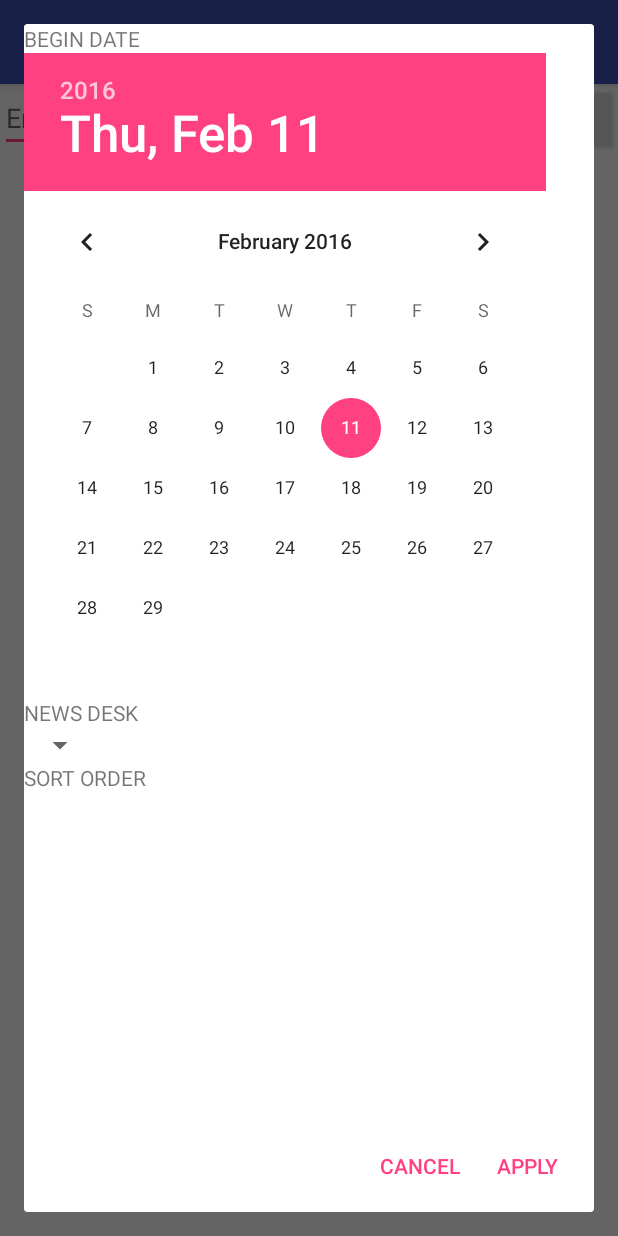
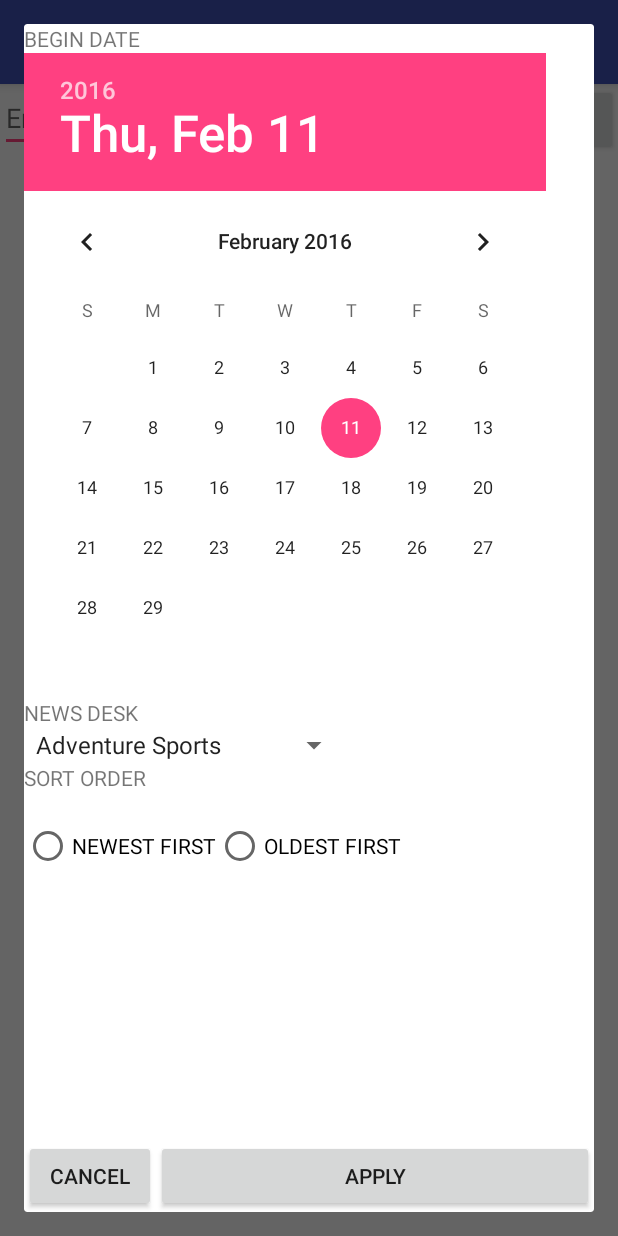
Before and after one commit to nidhik/NYTSearch, an Android app: the screen it shows after launch (SearchActivity), in the options menu, after a tap on "Settings", on a phone screen of 412 x 824 dp. Run offline under Robolectric (Android 15) with nearby library versions, the phone set to English and light mode, and no system bars; our stand-ins replace Picasso; libraries missing offline, so code that uses them is left out: com.loopj.android, cz.msebera.android; pictures from the network do not load; 6 statements that could not run were skipped.

Commit message:
Add apply and cancel button to fragment

```diff
--- a/app/src/main/java/com/spitfireathlete/nidhi/nytsearch/SearchActivity.java
+++ b/app/src/main/java/com/spitfireathlete/nidhi/nytsearch/SearchActivity.java
@@ -37,6 +37,8 @@ public class SearchActivity extends AppCompatActivity {
 
     private static final String NYT_API_KEY = "14886966169991e54b1a4710491c9efc:4:74352748";
     private static final String NYT_SEARCH_URL = "http://api.nytimes.com/svc/search/v2/articlesearch.json";
+
+    private SettingsFragment settings;
 
     @Override
     protected void onCreate(Bundle savedInstanceState) {
@@ -94,8 +96,8 @@ public class SearchActivity extends AppCompatActivity {
 
     public void showSettings() {
         android.support.v4.app.FragmentTransaction ft = getSupportFragmentManager().beginTransaction();
-        SettingsFragment settings = new SettingsFragment();
-        settings.show(ft, "SETTINGS");
+        settings = new SettingsFragment();
+        settings.show(ft, "FILTERS");
 
     }
 
@@ -105,6 +107,15 @@ public class SearchActivity extends AppCompatActivity {
         String query = etQuery.getText().toString();
         searchFor(query);
 
+    }
+
+    public void handleApplyFiltersClicked (View view){
+        Log.i("INFO", "apply filters");
+    }
+
+    public void handleCancelFiltersClicked (View view){
+        Log.i("INFO", "apply filters");
+        settings.dismiss();
     }
 
     private void searchFor(String query) {
--- a/app/src/main/java/com/spitfireathlete/nidhi/nytsearch/SettingsFragment.java
+++ b/app/src/main/java/com/spitfireathlete/nidhi/nytsearch/SettingsFragment.java
@@ -1,40 +1,50 @@
 package com.spitfireathlete.nidhi.nytsearch;
 
-import android.app.Dialog;
-import android.content.DialogInterface;
 import android.os.Bundle;
-import android.support.annotation.NonNull;
+import android.support.annotation.Nullable;
 import android.support.v4.app.DialogFragment;
-import android.support.v7.app.AlertDialog;
 import android.view.LayoutInflater;
+import android.view.View;
+import android.view.ViewGroup;
+import android.widget.ArrayAdapter;
+import android.widget.Spinner;
 
 /**
  * Created by nidhikulkarni on 2/9/16.
  */
 public class SettingsFragment extends DialogFragment {
 
-    @NonNull
+    private Spinner newsDeskSpinner;
+
+
+    public SettingsFragment () {
+
+    }
+
+
     @Override
-    public Dialog onCreateDialog(Bundle savedInstanceState) {
-        AlertDialog.Builder builder = new AlertDialog.Builder(getActivity());
-        // Get the layout inflater
-        LayoutInflater inflater = getActivity().getLayoutInflater();
+    public View onCreateView(LayoutInflater inflater, ViewGroup container,
+                             Bundle savedInstanceState) {
+        super.onCreateView(inflater, container, savedInstanceState);
 
-        // Inflate and set the layout for the dialog
-        // Pass null as the parent view because its going in the dialog layout
-        builder.setView(inflater.inflate(R.layout.fragment_settings, null))
-                // Add action buttons
-                .setPositiveButton("APPLY", new DialogInterface.OnClickListener() {
-                    @Override
-                    public void onClick(DialogInterface dialog, int id) {
-                        // sign in the user ...
-                    }
-                })
-                .setNegativeButton("Cancel", new DialogInterface.OnClickListener() {
-                    public void onClick(DialogInterface dialog, int id) {
-                        SettingsFragment.this.getDialog().cancel();
-                    }
-                });
-        return builder.create();
+        View view = inflater.inflate(R.layout.fragment_settings, container, false);
+
+
+        return view;
     }
+
+    @Override
+    public void onViewCreated(View view, @Nullable Bundle savedInstanceState) {
+        super.onViewCreated(view, savedInstanceState);
+        newsDeskSpinner = (Spinner) view.findViewById(R.id.spinner);
+        ArrayAdapter<CharSequence> adapter = ArrayAdapter.createFromResource(this.getContext(), R.array.newsdesk_array, android.R.layout.simple_spinner_item);
+        adapter.setDropDownViewResource(android.R.layout.simple_spinner_dropdown_item);
+        newsDeskSpinner.setAdapter(adapter);
+        getDialog().setTitle("Search Filters");
+
+    }
+
+
+
+
 }
--- a/app/src/main/res/layout/fragment_settings.xml
+++ b/app/src/main/res/layout/fragment_settings.xml
@@ -57,7 +57,39 @@
         android:layout_alignParentLeft="true"
         android:layout_alignParentStart="true"
         android:layout_alignParentBottom="true"
-        android:layout_marginBottom="20dp">
-        </RadioGroup>
+        android:layout_marginBottom="20dp"
+        android:orientation="horizontal"
+        android:id="@+id/rgSortOrder">
+        <RadioButton
+            android:layout_width="wrap_content"
+            android:layout_height="wrap_content"
+            android:text="NEWEST FIRST" />
+        <RadioButton
+            android:layout_width="wrap_content"
+            android:layout_height="wrap_content"
+            android:text="OLDEST FIRST"/>
+    </RadioGroup>
+
+
+    <Button
+        android:layout_width="wrap_content"
+        android:layout_height="wrap_content"
+        android:text="Apply"
+        android:id="@+id/btnApply"
+        android:layout_toRightOf="@+id/btnCancel"
+        android:layout_toEndOf="@+id/btnCancel"
+        android:layout_alignTop="@+id/btnCancel"
+        android:layout_alignParentRight="true"
+        android:layout_alignParentEnd="true"
+
+
+        android:onClick="handleApplyFiltersClicked"/>
+    <Button
+        android:layout_width="wrap_content"
+        android:layout_height="wrap_content"
+        android:text="Cancel"
+        android:id="@+id/btnCancel"
+        android:layout_alignParentBottom="true"
+        android:onClick="handleCancelFiltersClicked"/>
 
 </RelativeLayout>
--- /dev/null
+++ b/app/src/main/res/values/news_desk_values.xml
@@ -0,0 +1,119 @@
+<?xml version="1.0" encoding="utf-8"?>
+<resources>
+
+    <string-array name="newsdesk_array">
+
+        <item>Adventure Sports</item>
+        <item>Arts &amp; Leisure</item>
+        <item>Arts</item>
+        <item>Automobiles</item>
+        <item>Blogs</item>
+        <item>Books</item>
+        <item>Booming</item>
+        <item>Business Day</item>
+        <item>Business</item>
+        <item>Cars</item>
+        <item>Circuits</item>
+        <item>Classifieds</item>
+        <item>Connecticut</item>
+        <item>Crosswords &amp; Games</item>
+        <item>Culture</item>
+        <item>DealBook</item>
+        <item>Dining</item>
+        <item>Editorial</item>
+        <item>Education</item>
+        <item>Energy</item>
+        <item>Entrepreneurs</item>
+        <item>Environment</item>
+        <item>Escapes</item>
+        <item>Fashion &amp; Style</item>
+        <item>Fashion</item>
+        <item>Favorites</item>
+        <item>Financial</item>
+        <item>Flight</item>
+        <item>Food</item>
+        <item>Foreign</item>
+        <item>Generations</item>
+        <item>Giving</item>
+        <item>Global Home</item>
+        <item>Health &amp; Fitness</item>
+        <item>Health</item>
+        <item>Home &amp; Garden</item>
+        <item>Home</item>
+        <item>Jobs</item>
+        <item>Key</item>
+        <item>Letters</item>
+        <item>Long Island</item>
+        <item>Magazine</item>
+        <item>Market Place</item>
+        <item>Media</item>
+        <item>Men\'s Health</item>
+        <item>Metro</item>
+        <item>Metropolitan</item>
+        <item>Movies</item>
+        <item>Museums</item>
+        <item>National</item>
+        <item>Nesting</item>
+        <item>Obits</item>
+        <item>Obituaries</item>
+        <item>Obituary</item>
+        <item>OpEd</item>
+        <item>Opinion</item>
+        <item>Outlook</item>
+        <item>Personal Investing</item>
+        <item>Personal Tech</item>
+        <item>Play</item>
+        <item>Politics</item>
+        <item>Regionals</item>
+        <item>Retail</item>
+        <item>Retirement</item>
+        <item>Science</item>
+        <item>Small Business</item>
+        <item>Society</item>
+        <item>Sports</item>
+        <item>Style</item>
+        <item>Sunday Business</item>
+        <item>Sunday Review</item>
+        <item>Sunday Styles</item>
+        <item>T Magazine</item>
+        <item>T Style</item>
+        <item>Technology</item>
+        <item>Teens</item>
+        <item>Television</item>
+        <item>The Arts</item>
+        <item>The Business of Green</item>
+        <item>The City Desk</item>
+        <item>The City</item>
+        <item>The Marathon</item>
+        <item>The Millennium</item>
+        <item>The Natural World</item>
+        <item>The Upshot</item>
+        <item>The Weekend</item>
+        <item>The Year in Pictures</item>
+        <item>Theater</item>
+        <item>Then &amp; Now</item>
+        <item>Thursday Styles</item>
+        <item>Times Topics</item>
+        <item>Travel</item>
+        <item>U.S.</item>
+        <item>Universal</item>
+        <item>Upshot</item>
+        <item>UrbanEye</item>
+        <item>Vacation</item>
+        <item>Washington</item>
+        <item>Wealth</item>
+        <item>Weather</item>
+        <item>Week in Review</item>
+        <item>Week</item>
+        <item>Weekend</item>
+        <item>Westchester</item>
+        <item>Wireless Living</item>
+        <item>Women\'s Health</item>
+        <item>Working</item>
+        <item>Workplace</item>
+        <item>World</item>
+        <item>Your Money</item>
+
+
+    </string-array>
+</resources>
```
